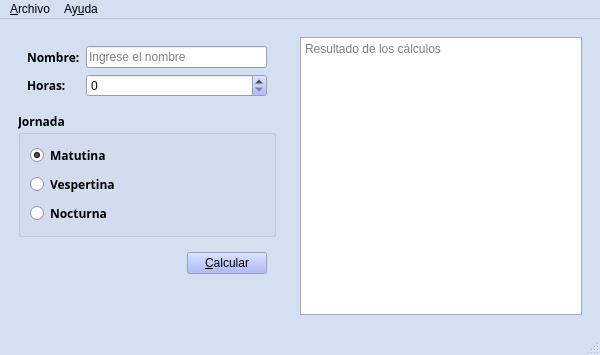
This is salarios.ui in MishelleMenendez/P61-Salarios as Qt 5 draws it before an edit. The edited form follows.
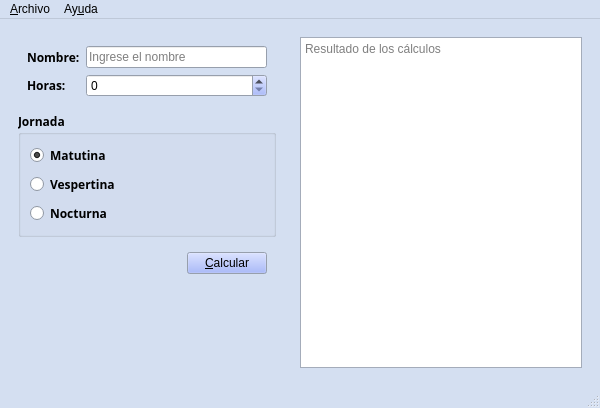
This is the edited form. Icons and pictures are not drawn.

```diff
--- a/salarios.ui
+++ b/salarios.ui
@@ -7,7 +7,7 @@
     <x>0</x>
     <y>0</y>
     <width>600</width>
-    <height>355</height>
+    <height>408</height>
    </rect>
   </property>
   <property name="minimumSize">
```
Left out of the diff: 32 changed lines with no effect on the pictures.
